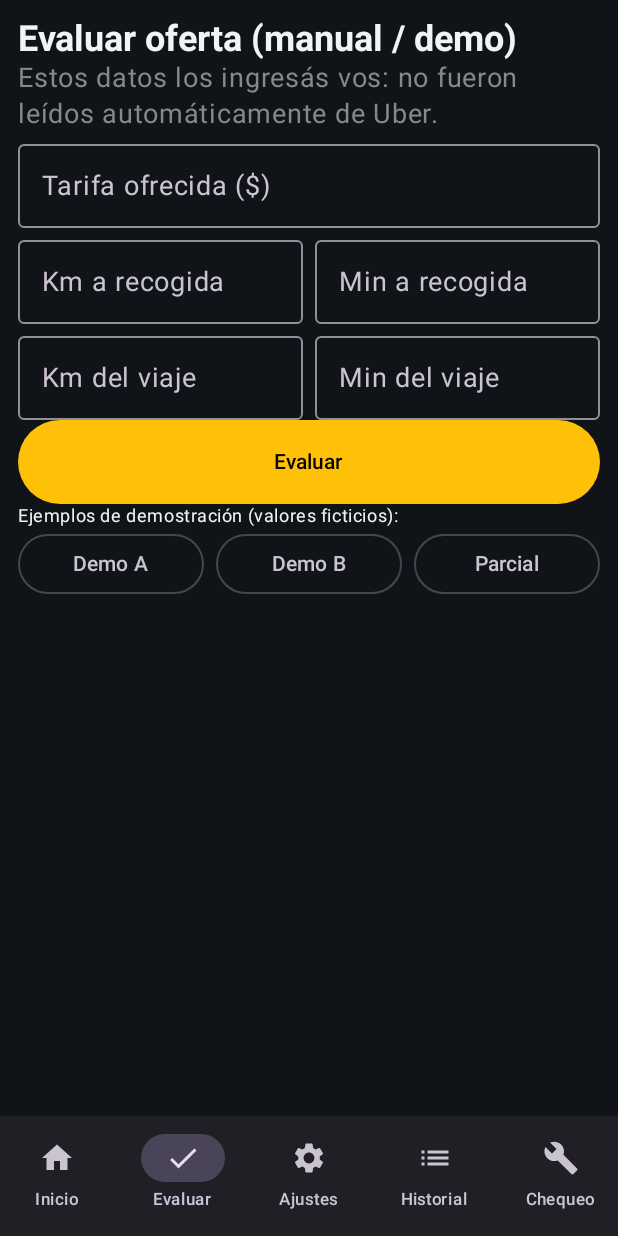
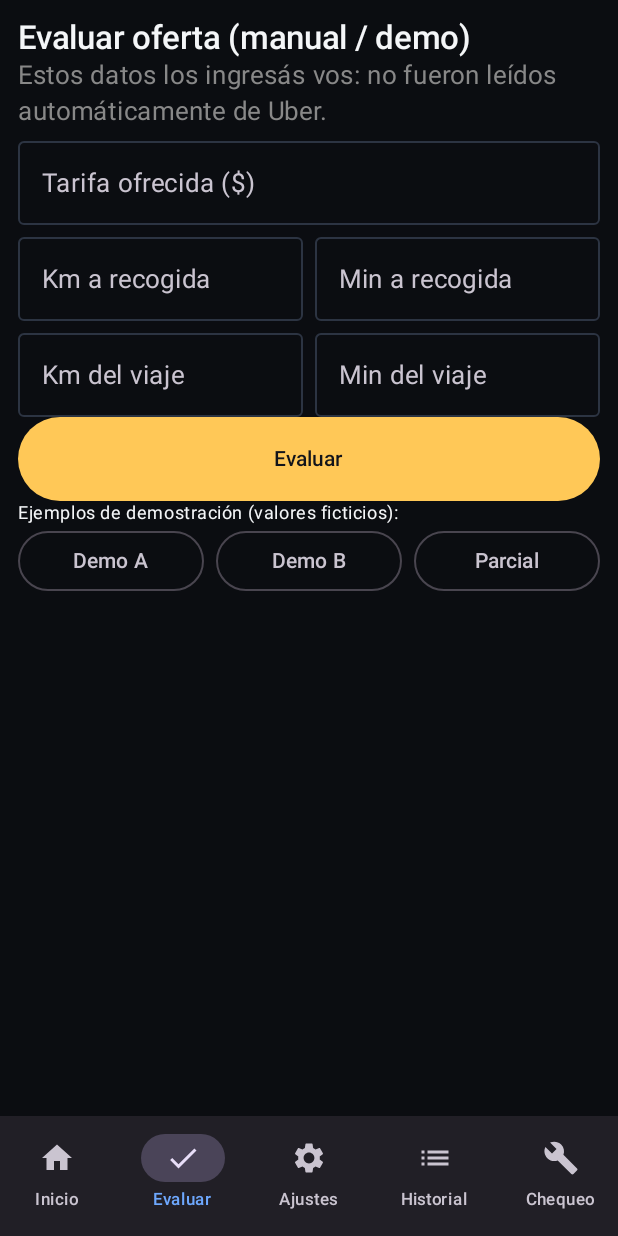
Before and after one commit to AlanGalarzaStanley/driverai-bridge, an Android app built with Jetpack Compose: the screen it shows after launch (MainActivity), item 2 of the bottom bar chosen, on a phone screen of 412 x 824 dp. Run offline under Robolectric (Android 15) with nearby library versions, the phone set to English and light mode, and no system bars.

Commit message:
feat: clima real Open-Meteo, UI honesta y demote de demanda inventada
- Cliente Open-Meteo sin API key para temperatura/lluvia/viento en BA
- Etiquetas claras: dato verificado vs estimacion del servidor
- El copiloto deja de presentar eventos vacios como certeza
- Theme y secciones un poco mas profesionales
- Documenta el contrato de capa de hechos (docs/TRUTH_LAYER.md)

```diff
--- a/app/src/main/java/ar/driverai/bridge/App.kt
+++ b/app/src/main/java/ar/driverai/bridge/App.kt
@@ -7,6 +7,7 @@ import android.content.Context
 import android.os.Build
 import androidx.datastore.preferences.preferencesDataStore
 import ar.driverai.bridge.backend.DriverAiApi
+import ar.driverai.bridge.backend.LocalWeatherRepository
 import ar.driverai.bridge.backend.StrategicRepository
 import ar.driverai.bridge.capture.OfferPipeline
 import ar.driverai.bridge.data.HistoryRepository
@@ -53,6 +54,7 @@ class AppGraph(val app: DriverAiApp) {
     val historyRepo = HistoryRepository(app.driverStore)
     val api = DriverAiApi(BuildConfig.BACKEND_BASE_URL)
     val strategic = StrategicRepository(api)
+    val weather = LocalWeatherRepository()
     val settings: StateFlow<DriverSettings> = settingsRepo.settings.stateIn(scope, SharingStarted.Eagerly, DriverSettings())
     val tts: TtsManager by lazy { TtsManager(app) }
     val overlay = OverlayManager(app)
--- /dev/null
+++ b/app/src/main/java/ar/driverai/bridge/backend/LocalWeatherRepository.kt
@@ -0,0 +1,28 @@
+package ar.driverai.bridge.backend
+
+import kotlinx.coroutines.flow.MutableStateFlow
+import kotlinx.coroutines.flow.StateFlow
+import kotlinx.coroutines.flow.asStateFlow
+
+/** Clima local verificable. Independiente del reporte del servidor. */
+class LocalWeatherRepository(private val client: OpenMeteoClient = OpenMeteoClient()) {
+    data class State(
+        val weather: OpenMeteoClient.Weather? = null,
+        val loading: Boolean = false,
+        val error: String? = null,
+        val fetchedAt: Long? = null,
+    )
+
+    private val _state = MutableStateFlow(State())
+    val state: StateFlow<State> = _state.asStateFlow()
+
+    suspend fun refresh(): ApiResult<OpenMeteoClient.Weather> {
+        _state.value = _state.value.copy(loading = true)
+        val r = client.fetchBuenosAires()
+        _state.value = when (r) {
+            is ApiResult.Ok -> State(weather = r.value, loading = false, error = null, fetchedAt = r.value.fetchedAtMs)
+            is ApiResult.Fail -> _state.value.copy(loading = false, error = r.message)
+        }
+        return r
+    }
+}
--- a/app/src/main/java/ar/driverai/bridge/ui/Theme.kt
+++ b/app/src/main/java/ar/driverai/bridge/ui/Theme.kt
@@ -4,6 +4,7 @@ import androidx.compose.foundation.layout.Column
 import androidx.compose.foundation.layout.ColumnScope
 import androidx.compose.foundation.layout.fillMaxWidth
 import androidx.compose.foundation.layout.padding
+import androidx.compose.foundation.shape.RoundedCornerShape
 import androidx.compose.material3.Card
 import androidx.compose.material3.CardDefaults
 import androidx.compose.material3.MaterialTheme
@@ -19,31 +20,54 @@ import androidx.compose.ui.unit.dp
 import androidx.compose.ui.unit.sp
 import ar.driverai.bridge.engine.Verdict
 
-val Green = Color(0xFF43A047)
-val Red = Color(0xFFE53935)
-val Amber = Color(0xFFFFC107)
+val Green = Color(0xFF3DDC97)
+val Red = Color(0xFFFF5C5C)
+val Amber = Color(0xFFFFC857)
+val Muted = Color(0xFF9AA3AF)
 
-fun verdictColor(v: Verdict) = when (v) { Verdict.CONVIENE -> Green; Verdict.NO_CONVIENE -> Red; Verdict.REVISAR -> Amber }
+fun verdictColor(v: Verdict) = when (v) {
+    Verdict.CONVIENE -> Green
+    Verdict.NO_CONVIENE -> Red
+    Verdict.REVISAR -> Amber
+}
 
 @Composable
 fun DriverTheme(content: @Composable () -> Unit) {
     val colors = darkColorScheme(
-        primary = Amber, onPrimary = Color.Black, background = Color(0xFF101317), surface = Color(0xFF161A20),
-        onBackground = Color(0xFFF1F3F5), onSurface = Color(0xFFF1F3F5), surfaceVariant = Color(0xFF222831),
+        primary = Amber,
+        onPrimary = Color(0xFF12141A),
+        secondary = Color(0xFF6EA8FE),
+        background = Color(0xFF0B0D11),
+        surface = Color(0xFF12161E),
+        onBackground = Color(0xFFF4F6F8),
+        onSurface = Color(0xFFF4F6F8),
+        surfaceVariant = Color(0xFF1A202B),
+        outline = Color(0xFF2C3442),
     )
     val base = Typography()
-    MaterialTheme(colorScheme = colors, typography = base.copy(
-        bodyLarge = base.bodyLarge.copy(fontSize = 18.sp),
-        bodyMedium = base.bodyMedium.copy(fontSize = 16.sp),
-        titleLarge = TextStyle(fontSize = 24.sp, fontWeight = FontWeight.Bold),
-    ), content = content)
+    MaterialTheme(
+        colorScheme = colors,
+        typography = base.copy(
+            bodyLarge = base.bodyLarge.copy(fontSize = 17.sp, lineHeight = 24.sp),
+            bodyMedium = base.bodyMedium.copy(fontSize = 15.sp, lineHeight = 22.sp),
+            titleLarge = TextStyle(fontSize = 22.sp, fontWeight = FontWeight.SemiBold, letterSpacing = (-0.2).sp),
+            titleMedium = TextStyle(fontSize = 16.sp, fontWeight = FontWeight.SemiBold),
+            labelLarge = base.labelLarge.copy(fontWeight = FontWeight.Medium),
+        ),
+        content = content,
+    )
 }
 
 @Composable
 fun Section(title: String, modifier: Modifier = Modifier, content: @Composable ColumnScope.() -> Unit) {
-    Card(modifier.fillMaxWidth().padding(vertical = 6.dp), colors = CardDefaults.cardColors(containerColor = MaterialTheme.colorScheme.surfaceVariant)) {
-        Column(Modifier.padding(14.dp)) {
-            Text(title, style = MaterialTheme.typography.titleMedium, fontWeight = FontWeight.Bold)
+    Card(
+        modifier.fillMaxWidth().padding(vertical = 6.dp),
+        shape = RoundedCornerShape(16.dp),
+        colors = CardDefaults.cardColors(containerColor = MaterialTheme.colorScheme.surfaceVariant),
+        elevation = CardDefaults.cardElevation(defaultElevation = 0.dp),
+    ) {
+        Column(Modifier.padding(16.dp)) {
+            Text(title, style = MaterialTheme.typography.titleMedium, color = Amber)
             content()
         }
     }
```
Also changed, not shown: app/src/main/java/ar/driverai/bridge/backend/OpenMeteoClient.kt (added, +88 -0 lines), app/src/main/java/ar/driverai/bridge/copilot/CopilotEngine.kt (+24 -17 lines), 1 other file.
